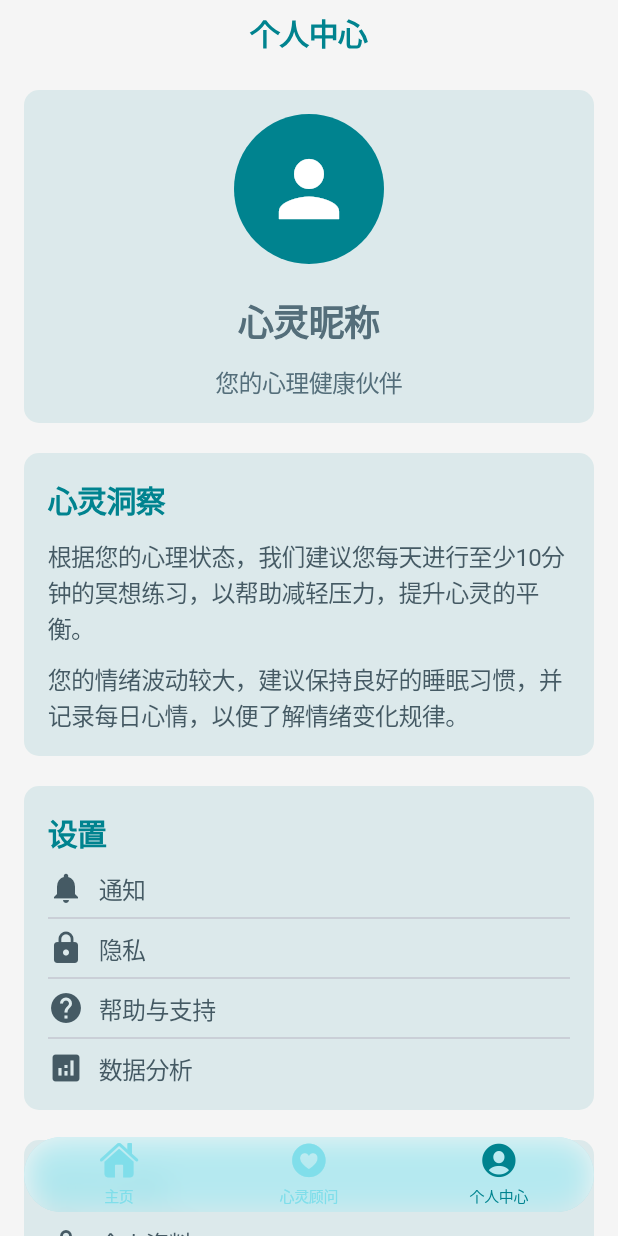
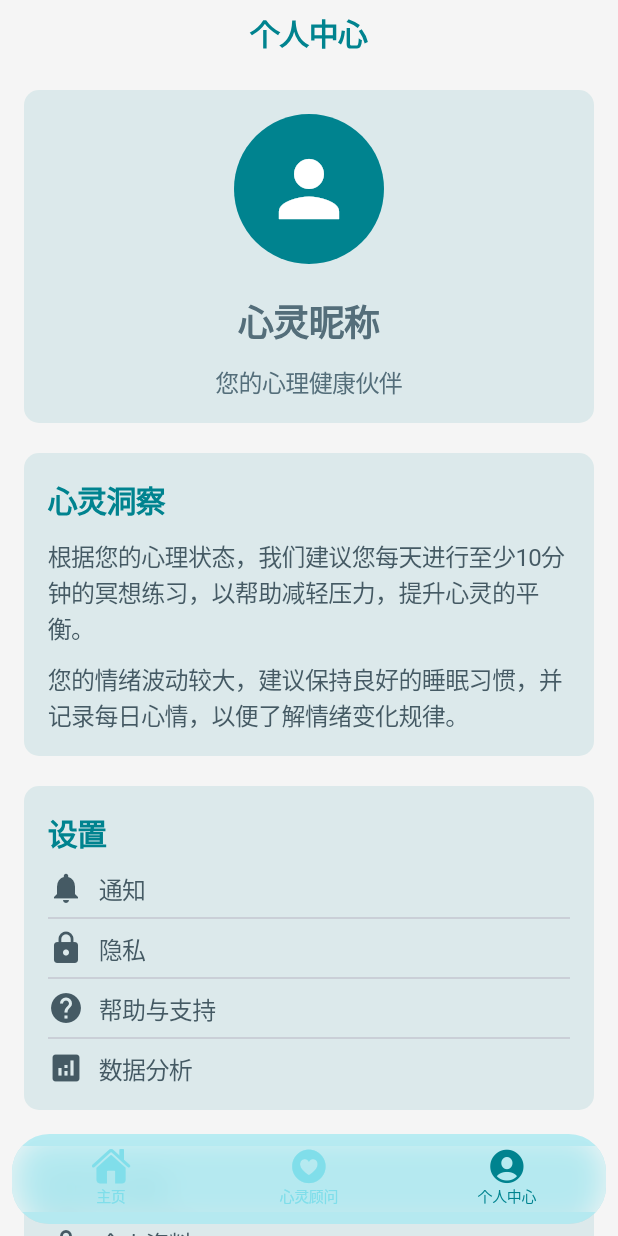
Before and after one commit to 12mimo/-, a Flutter app: the screen it shows after launch, item 3 of the bottom bar chosen, on a phone screen of 412 x 824 dp. Run offline on Flutter 3.47's test engine with Material 3 defaults, Android fonts, the phone set to English and light mode, and no system bars.

Commit message:
优化页面布局

```diff
--- a/lib/main.dart
+++ b/lib/main.dart
@@ -60,10 +60,11 @@
           Align(
             alignment: Alignment.bottomCenter,
             child: Padding(
-              padding: const EdgeInsets.only(bottom: 16.0, left: 16.0, right: 16.0),
+              padding: const EdgeInsets.only(bottom: 8.0, left: 8.0, right: 8.0),
               child: ClipRRect(
                 borderRadius: BorderRadius.circular(25.0),
                 child: Container(
+                  height: 60.0, // 调整高度，使 TabBar 看起来更紧凑
                   decoration: BoxDecoration(
                     color: isDarkMode ? const Color(0xFF37474F).withOpacity(0.9) : const Color(0xFFB2EBF2).withOpacity(0.9),
                     boxShadow: [
@@ -77,6 +78,8 @@
                       ),
                     ],
                   ),
+                  child: Padding(
+                    padding: const EdgeInsets.symmetric(vertical: 8.0), // 设置上下 Padding，使内容居中
                     child: CupertinoTabBar(
                       backgroundColor: CupertinoColors.transparent,
                       activeColor: isDarkMode ? const Color(0xFF80CBC4) : const Color(0xFF00838F),
@@ -104,6 +107,8 @@
                 ),
               ),
             ),
+          ),
+
         ],
       ),
     );
--- a/lib/pages/personal/profile.dart
+++ b/lib/pages/personal/profile.dart
@@ -1,5 +1,7 @@
 import 'package:flutter/cupertino.dart';
 import 'package:flutter/material.dart';
+
+import '../login/login.dart';
 
 class ProfilePage extends StatelessWidget {
   const ProfilePage({super.key});
@@ -37,6 +39,8 @@
           _buildFullWidthSection(_buildSettingsSection(primaryColor, contentColor, cardBackgroundColor)),
           const SizedBox(height: 20),
           _buildFullWidthSection(_buildAccountSection(primaryColor, contentColor, cardBackgroundColor)),
+          const SizedBox(height: 20),
+          _buildLoginButton(context, primaryColor), // 增加登录按钮
           const SizedBox(height: 20),
           _buildFooterSection(contentColor), // 将版权和备案号放在底部，并使其可以滚动
           const SizedBox(height: 60), // 保留底部60的安全距离
@@ -170,6 +174,18 @@
       ),
     );
   }
+  Widget _buildLoginButton(BuildContext context, Color primaryColor) {
+    return CupertinoButton(
+      color: primaryColor,
+      onPressed: () {
+        Navigator.push(
+          context,
+          CupertinoPageRoute(builder: (context) => const LoginPage()),
+        );
+      },
+      child: const Text('登录'),
+    );
+  }
 
   Widget _buildFooterSection(Color contentColor) {
     return Container(
```
Also changed, not shown: lib/pages/login/login.dart (added, +76 -0 lines). Lines whose indentation alone changed are shown as unchanged.
